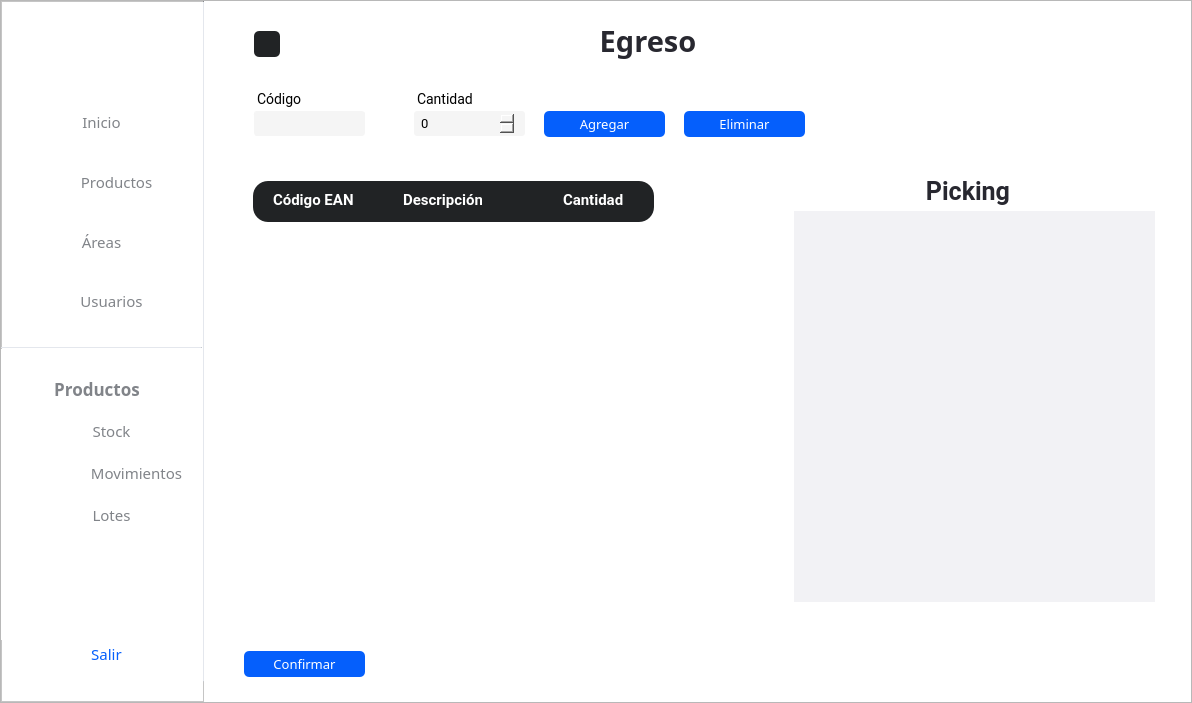
This is Interfaces/main/main_ui.ui in juanignaciocansillieri/bullsoft as Qt 5 draws it before an edit. The edited form follows.
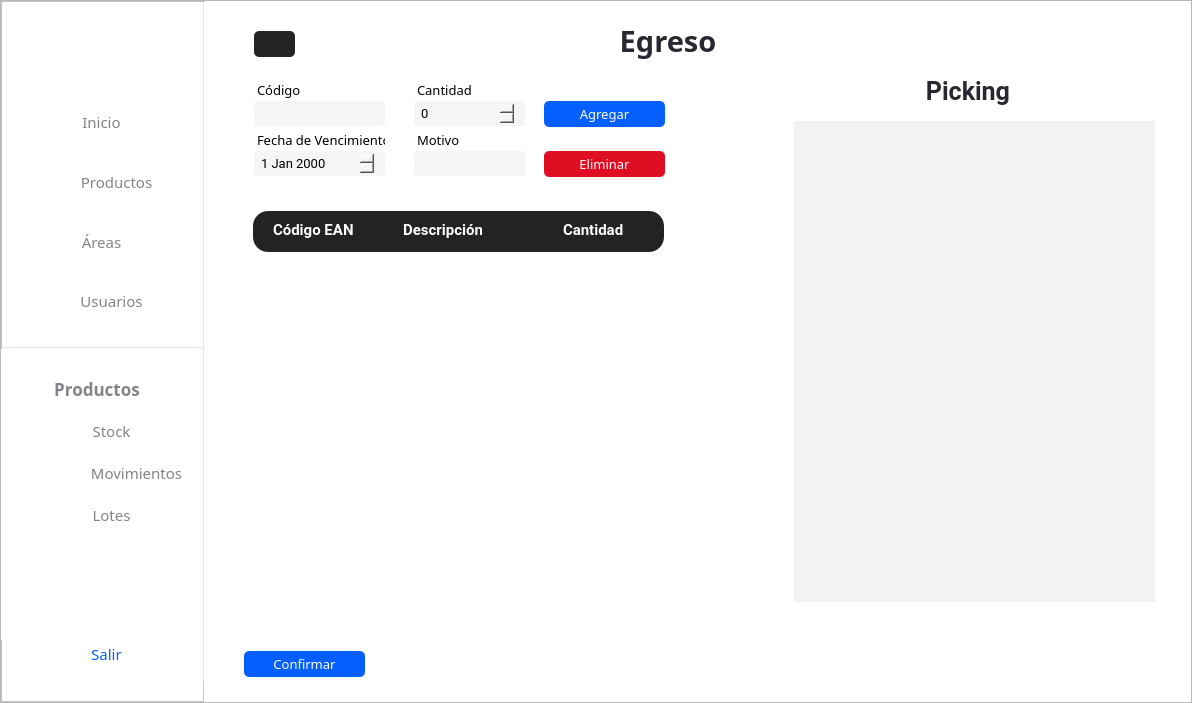
This is the edited form. The open tabs and pages were chosen to show the change. Icons and pictures are not drawn.

The edit to the form file:
```diff
--- a/Interfaces/main/main_ui.ui
+++ b/Interfaces/main/main_ui.ui
@@ -3194,7 +3194,7 @@
                 <widget class="QLabel" name="label_16">
                  <property name="geometry">
                   <rect>
-                   <x>380</x>
+                   <x>400</x>
                    <y>20</y>
                    <width>128</width>
                    <height>40</height>
@@ -3235,21 +3235,19 @@
                  <property name="geometry">
                   <rect>
                    <x>40</x>
-                   <y>80</y>
+                   <y>70</y>
                    <width>131</width>
                    <height>27</height>
                   </rect>
                  </property>
                  <property name="font">
                   <font>
-                   <family>Roboto</family>
-                   <pointsize>-1</pointsize>
+                   <family>Cairo</family>
+                   <pointsize>10</pointsize>
                   </font>
                  </property>
                  <property name="styleSheet">
-                  <string notr="true">font-family: Roboto;
-font-size: 14px;
-margin-top:10px;
+                  <string notr="true">margin-top:10px;
 margin-left:10px
 
 </string>
@@ -3262,8 +3260,8 @@
                  <property name="geometry">
                   <rect>
                    <x>40</x>
-                   <y>110</y>
-                   <width>121</width>
+                   <y>100</y>
+                   <width>141</width>
                    <height>25</height>
                   </rect>
                  </property>
@@ -3306,7 +3304,7 @@
                  <property name="geometry">
                   <rect>
                    <x>200</x>
-                   <y>110</y>
+                   <y>100</y>
                    <width>121</width>
                    <height>25</height>
                   </rect>
@@ -3334,21 +3332,19 @@
                  <property name="geometry">
                   <rect>
                    <x>200</x>
-                   <y>80</y>
+                   <y>70</y>
                    <width>131</width>
                    <height>27</height>
                   </rect>
                  </property>
                  <property name="font">
                   <font>
-                   <family>Roboto</family>
-                   <pointsize>-1</pointsize>
+                   <family>Cairo</family>
+                   <pointsize>10</pointsize>
                   </font>
                  </property>
                  <property name="styleSheet">
-                  <string notr="true">font-family: Roboto;
-font-size: 14px;
-margin-top:10px;
+                  <string notr="true">margin-top:10px;
 margin-left:10px
 
 </string>
@@ -3361,7 +3357,7 @@
                  <property name="geometry">
                   <rect>
                    <x>340</x>
-                   <y>110</y>
+                   <y>100</y>
                    <width>121</width>
                    <height>26</height>
                   </rect>
@@ -3427,8 +3423,8 @@
                  <property name="geometry">
                   <rect>
                    <x>49</x>
-                   <y>180</y>
-                   <width>401</width>
+                   <y>210</y>
+                   <width>411</width>
                    <height>41</height>
                   </rect>
                  </property>
@@ -3628,7 +3624,7 @@
                  <property name="geometry">
                   <rect>
                    <x>50</x>
-                   <y>240</y>
+                   <y>270</y>
                    <width>461</width>
                    <height>351</height>
                   </rect>
@@ -3713,9 +3709,9 @@
                  <property name="geometry">
                   <rect>
                    <x>590</x>
-                   <y>210</y>
+                   <y>120</y>
                    <width>361</width>
-                   <height>391</height>
+                   <height>481</height>
                   </rect>
                  </property>
                  <property name="font">
@@ -3745,7 +3741,7 @@
                  <property name="geometry">
                   <rect>
                    <x>700</x>
-                   <y>170</y>
+                   <y>70</y>
                    <width>128</width>
                    <height>40</height>
                   </rect>
@@ -3784,8 +3780,8 @@
                 <widget class="QPushButton" name="btn_eliminarProdEgreso">
                  <property name="geometry">
                   <rect>
-                   <x>480</x>
-                   <y>110</y>
+                   <x>340</x>
+                   <y>150</y>
                    <width>121</width>
                    <height>26</height>
                   </rect>
@@ -3801,7 +3797,7 @@
                  </property>
                  <property name="styleSheet">
                   <string notr="true">QPushButton{
-background-color: #055ffc;
+background-color:rgb(223, 14, 35);
 color:#fff;
 border-radius: 5px;
 text-align:center;
@@ -3854,7 +3850,7 @@
                   <rect>
                    <x>50</x>
                    <y>30</y>
-                   <width>26</width>
+                   <width>41</width>
                    <height>26</height>
                   </rect>
                  </property>
@@ -3902,6 +3898,122 @@
                   <bool>true</bool>
                  </property>
                 </widget>
+                <widget class="QLineEdit" name="input_motivo_egreso">
+                 <property name="geometry">
+                  <rect>
+                   <x>200</x>
+                   <y>150</y>
+                   <width>121</width>
+                   <height>25</height>
+                  </rect>
+                 </property>
+                 <property name="minimumSize">
+                  <size>
+                   <width>0</width>
+                   <height>0</height>
+                  </size>
+                 </property>
+                 <property name="maximumSize">
+                  <size>
+                   <width>16777215</width>
+                   <height>25</height>
+                  </size>
+                 </property>
+                 <property name="styleSheet">
+                  <string notr="true">QLineEdit{
+background:#f5f5f5;
+border-radius: 3px;
+padding: 4 5px;
+color: rgb(0, 0, 0);
+font-family:Roboto;
+font-size:13px;
+font-weight: 400;
+margin-left: 10px;
+border: 1px solid #f5f5f5;
+margin-left: 10px;
+
+}
+</string>
+                 </property>
+                 <property name="text">
+                  <string/>
+                 </property>
+                 <property name="placeholderText">
+                  <string/>
+                 </property>
+                </widget>
+                <widget class="QLabel" name="label_egr_ing_2">
+                 <property name="geometry">
+                  <rect>
+                   <x>40</x>
+                   <y>120</y>
+                   <width>141</width>
+                   <height>27</height>
+                  </rect>
+                 </property>
+                 <property name="font">
+                  <font>
+                   <family>Cairo</family>
+                   <pointsize>10</pointsize>
+                  </font>
+                 </property>
+                 <property name="styleSheet">
+                  <string notr="true">margin-top:10px;
+margin-left:10px
+
+</string>
+                 </property>
+                 <property name="text">
+                  <string>Fecha de Vencimiento</string>
+                 </property>
+                </widget>
+                <widget class="QLabel" name="label_pasillos_3">
+                 <property name="geometry">
+                  <rect>
+                   <x>200</x>
+                   <y>120</y>
+                   <width>131</width>
+                   <height>27</height>
+                  </rect>
+                 </property>
+                 <property name="font">
+                  <font>
+                   <family>Cairo</family>
+                   <pointsize>10</pointsize>
+                  </font>
+                 </property>
+                 <property name="styleSheet">
+                  <string notr="true">margin-top:10px;
+margin-left:10px
+
+</string>
+                 </property>
+                 <property name="text">
+                  <string>Motivo</string>
+                 </property>
+                </widget>
+                <widget class="QDateEdit" name="fecha_vencimiento_egreso">
+                 <property name="geometry">
+                  <rect>
+                   <x>40</x>
+                   <y>150</y>
+                   <width>141</width>
+                   <height>25</height>
+                  </rect>
+                 </property>
+                 <property name="styleSheet">
+                  <string notr="true">background:#f5f5f5;
+border-radius: 3px;
+padding: 4 5px;
+color: rgb(0, 0, 0);
+font-family:Roboto;
+border: none;
+font-size:13px;
+font-weight: 400;
+margin-left: 10px;
+</string>
+                 </property>
+                </widget>
                </widget>
               </item>
              </layout>
```
Left out of the diff: 28 changed lines with no effect on the pictures.
